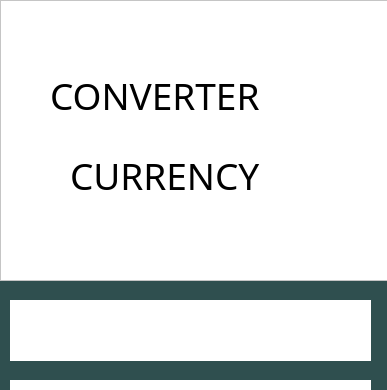
Before: the Qt Designer form ui.ui in AlexeyNikitin01/Converter_valute, drawn with Qt 5; both pictures show x 0 to 387 and y 0 to 390 of the 387 by 753 pixel window.
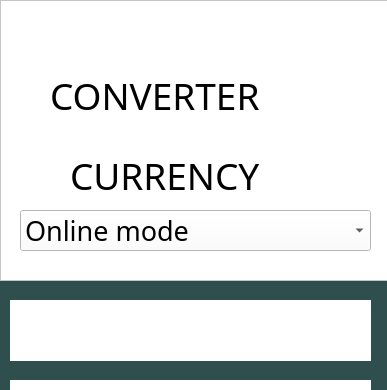
After: the same form once the commit is applied.

Commit message: create combo box for mods

```diff
--- a/ui.ui
+++ b/ui.ui
@@ -73,6 +73,42 @@
       <string>CURRENCY</string>
      </property>
     </widget>
+    <widget class="QComboBox" name="comboBox">
+     <property name="geometry">
+      <rect>
+       <x>20</x>
+       <y>210</y>
+       <width>351</width>
+       <height>41</height>
+      </rect>
+     </property>
+     <property name="font">
+      <font>
+       <family>Microsoft YaHei</family>
+       <pointsize>20</pointsize>
+      </font>
+     </property>
+     <item>
+      <property name="text">
+       <string>Online mode</string>
+      </property>
+     </item>
+     <item>
+      <property name="text">
+       <string>Offline mode</string>
+      </property>
+     </item>
+     <item>
+      <property name="text">
+       <string>Combined mode</string>
+      </property>
+     </item>
+     <item>
+      <property name="text">
+       <string/>
+      </property>
+     </item>
+    </widget>
    </widget>
    <widget class="QLineEdit" name="lineEdit">
     <property name="geometry">
```
The commit also changes 1 other file.
